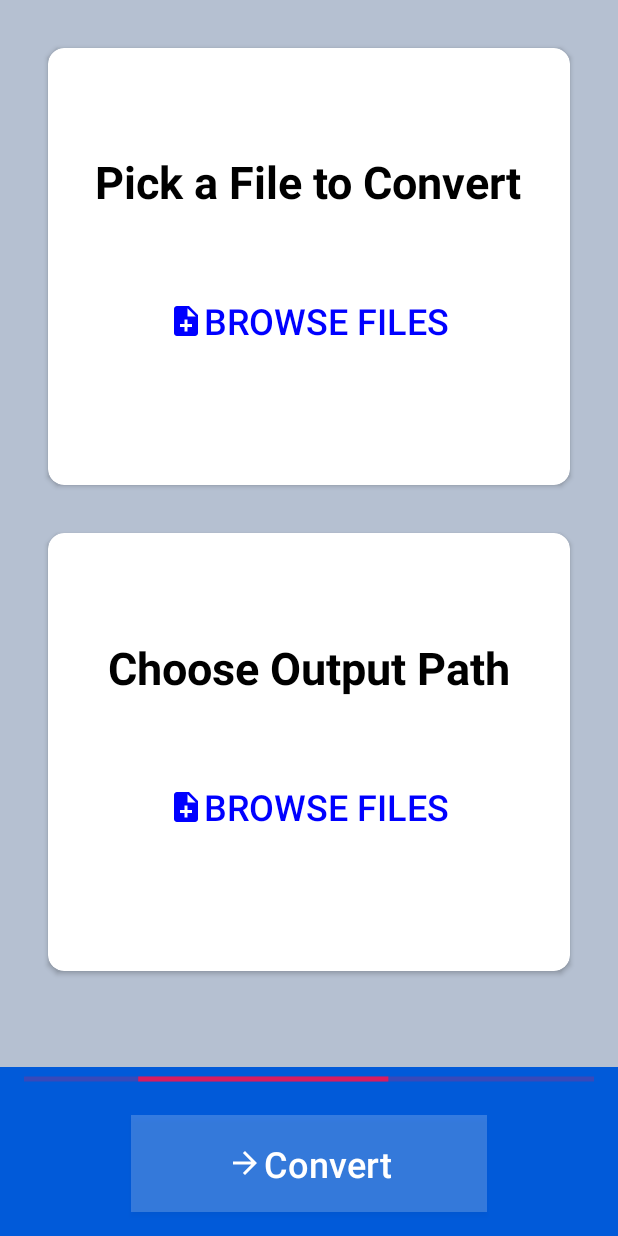
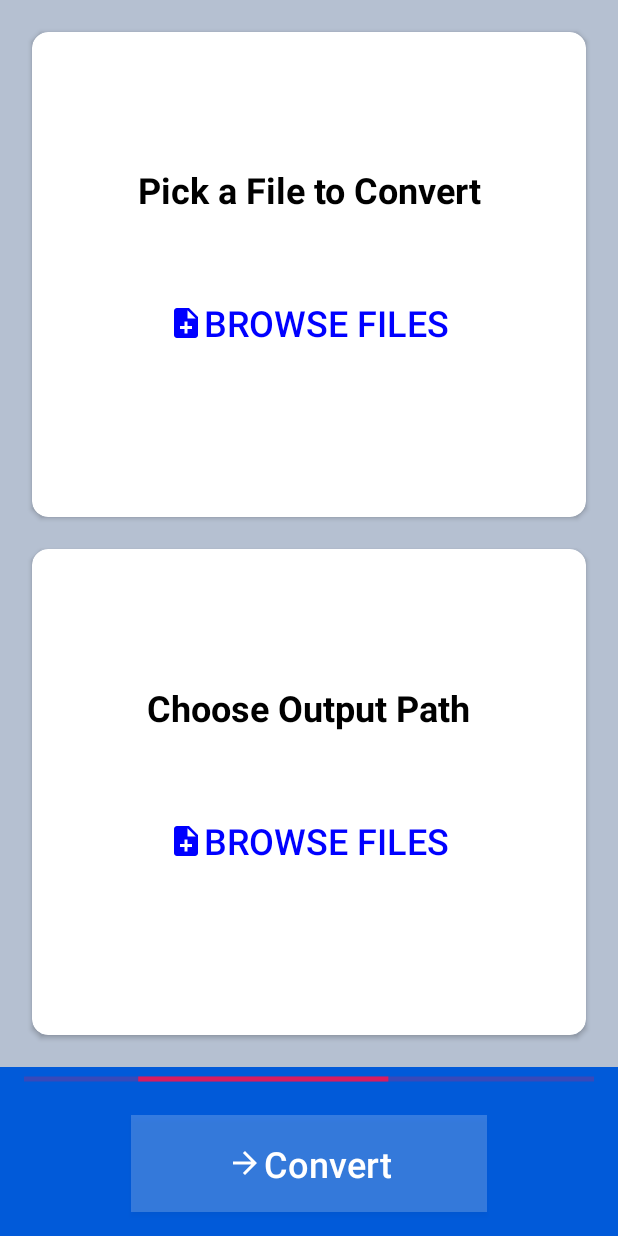
Before and after one commit to Bible-Translation-Tools/AudioCompressorAndroid, an Android app: the layout main_fragment.xml on its own in the app's theme, with its tools: preview values and no code run, on a phone screen of 412 x 824 dp. Run offline under Robolectric (Android 15) with nearby library versions, the phone set to English and light mode, and no system bars.

Commit message:
change margin and text sizes due to issues on smaller screens

```diff
--- a/app/src/main/res/layout/main_fragment.xml
+++ b/app/src/main/res/layout/main_fragment.xml
@@ -22,10 +22,10 @@
             android:layout_width="match_parent"
             android:layout_height="0dp"
             android:layout_gravity="center"
-            android:layout_marginLeft="32dp"
-            android:layout_marginTop="32dp"
-            android:layout_marginRight="32dp"
-            android:layout_marginBottom="16dp"
+            android:layout_marginLeft="32px"
+            android:layout_marginTop="32px"
+            android:layout_marginRight="32px"
+            android:layout_marginBottom="16px"
             android:layout_weight="1"
             android:background="#EAE6DA"
             android:foregroundGravity="center"
@@ -39,7 +39,7 @@
                 android:layout_gravity="center"
                 android:gravity="center"
                 android:orientation="vertical"
-                android:padding="16dp">
+                android:padding="16px">
 
                 <TextView
                     android:id="@+id/selectInputPrompt"
@@ -48,7 +48,7 @@
                     android:gravity="center"
                     android:text="@string/pick_input_prompt"
                     android:textColor="#000000"
-                    android:textSize="30sp"
+                    android:textSize="24sp"
                     android:textStyle="bold" />
 
                 <TextView
@@ -78,10 +78,10 @@
             android:layout_width="match_parent"
             android:layout_height="0dp"
             android:layout_gravity="center"
-            android:layout_marginLeft="32dp"
-            android:layout_marginTop="16dp"
-            android:layout_marginRight="32dp"
-            android:layout_marginBottom="64dp"
+            android:layout_marginLeft="32px"
+            android:layout_marginTop="16px"
+            android:layout_marginRight="32px"
+            android:layout_marginBottom="32px"
             android:layout_weight="1"
             android:background="#EAE6DA"
             android:foregroundGravity="center"
@@ -95,7 +95,7 @@
                 android:layout_gravity="center"
                 android:gravity="center"
                 android:orientation="vertical"
-                android:padding="16dp">
+                android:padding="16px">
 
                 <TextView
                     android:id="@+id/selectOutputPrompt"
@@ -103,7 +103,7 @@
                     android:layout_height="wrap_content"
                     android:text="@string/pick_output_prompt"
                     android:textColor="#000000"
-                    android:textSize="30sp"
+                    android:textSize="24sp"
                     android:textStyle="bold" />
 
                 <TextView
```
